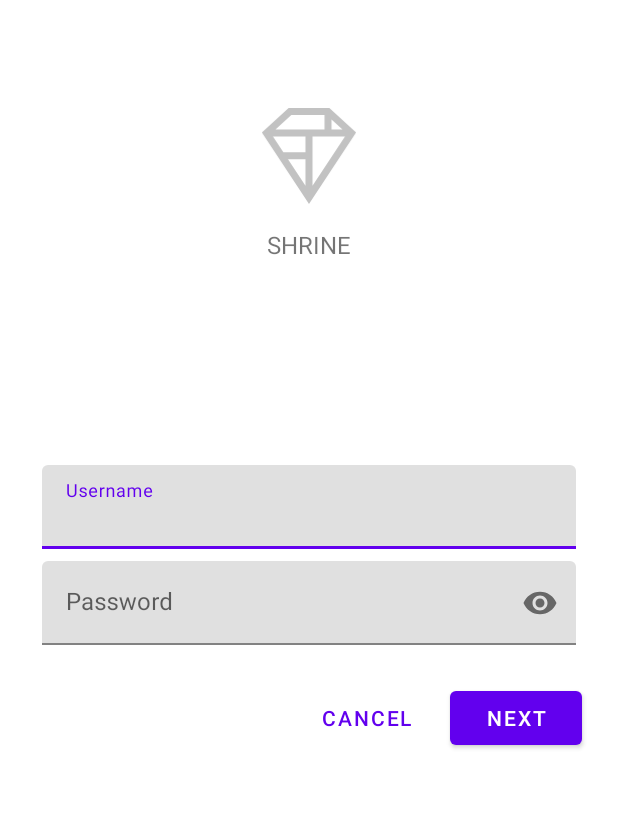
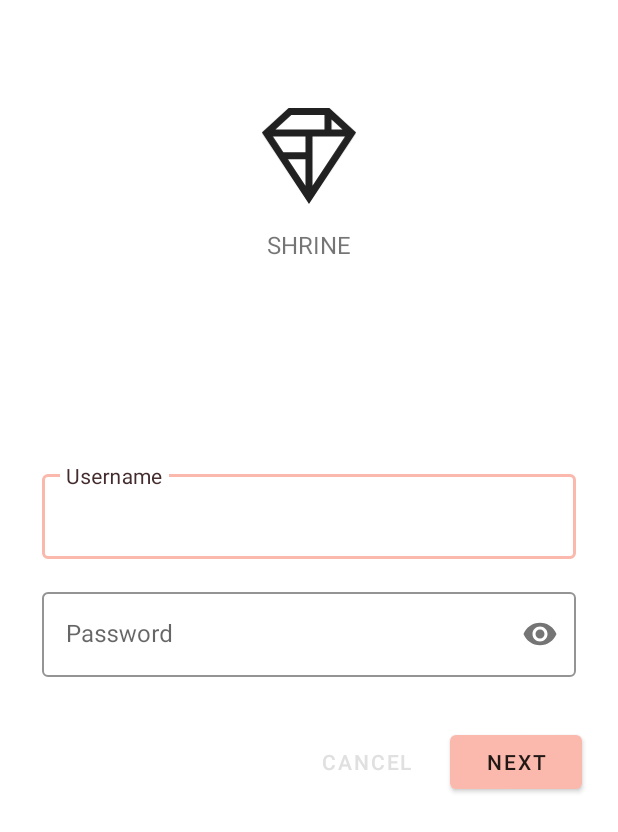
Before and after one commit to carolasilva99/infnet-android-interfaces, an Android app: the screen it shows after launch (MainActivity), on a phone screen of 412 x 824 dp. Shown: the top 832 px of the screen. Run offline under Robolectric (Android 15) with nearby library versions, the phone set to English and light mode, and no system bars.

Commit message:
Changes colors

```diff
--- a/TP1/TP1/kotlin/shrine/app/src/main/res/drawable/shr_logo.xml
+++ b/TP1/TP1/kotlin/shrine/app/src/main/res/drawable/shr_logo.xml
@@ -5,7 +5,7 @@
     android:viewportWidth="149"
     android:viewportHeight="152">
     <path
-        android:fillAlpha="0.4"
+        android:fillAlpha="1"
         android:fillColor="#DADCE0"
         android:fillType="evenOdd"
         android:pathData="M42.262,0L0,38.653L74.489,151.994L148.977,38.653L106.723,0M46.568,11.11L21.554,33.998L99.007,33.998L99.007,11.11L46.568,11.11ZM110.125,18.174L110.125,33.998L127.416,33.998L110.125,18.174ZM80.048,45.116L80.048,123.296L131.426,45.116L80.048,45.116ZM17.551,45.116L33.976,70.101L68.93,70.101L68.93,45.116L17.551,45.116ZM41.284,81.219L68.93,123.296L68.93,81.219L41.284,81.219Z"
--- a/TP1/TP1/kotlin/shrine/app/src/main/res/layout/shr_login_fragment.xml
+++ b/TP1/TP1/kotlin/shrine/app/src/main/res/layout/shr_login_fragment.xml
@@ -23,7 +23,8 @@
             android:layout_marginTop="48dp"
             android:layout_marginBottom="16dp"
             app:srcCompat="@drawable/shr_logo"
-            android:contentDescription="@string/shr_logo_content_description"  />
+            android:contentDescription="@string/shr_logo_content_description"
+            app:tint="?android:attr/textColorPrimary" />
 
         <TextView
             android:layout_width="wrap_content"
@@ -35,6 +36,7 @@
             android:textSize="16sp" />
 
         <com.google.android.material.textfield.TextInputLayout
+            style="@style/Widget.Shrine.TextInputLayout"
             android:layout_width="match_parent"
             android:layout_height="wrap_content"
             android:layout_margin="4dp"
@@ -47,6 +49,7 @@
 
         <com.google.android.material.textfield.TextInputLayout
             android:id="@+id/password_text_input"
+            style="@style/Widget.Shrine.TextInputLayout"
             android:layout_width="match_parent"
             android:layout_height="wrap_content"
             android:layout_margin="4dp"
@@ -67,6 +70,7 @@
 
             <com.google.android.material.button.MaterialButton
                 android:id="@+id/next_button"
+                style="@style/Widget.Shrine.Button"
                 android:layout_width="wrap_content"
                 android:layout_height="wrap_content"
                 android:layout_alignParentEnd="true"
--- /dev/null
+++ b/TP1/TP1/kotlin/shrine/app/src/main/res/values-v23/styles.xml
@@ -0,0 +1,10 @@
+<?xml version="1.0" encoding="utf-8"?>
+<resources xmlns:tools="http://schemas.android.com/tools">
+
+    <style name="Theme.Shrine" parent="Theme.MaterialComponents.Light.NoActionBar">
+        <item name="android:windowLightStatusBar" tools:targetApi="m">true</item>
+        <item name="colorPrimary">@color/colorPrimary</item>
+        <item name="colorPrimaryDark">@color/colorPrimaryDark</item>
+        <item name="colorAccent">@color/colorAccent</item>
+    </style>
+</resources>
--- a/TP1/TP1/kotlin/shrine/app/src/main/res/values/colors.xml
+++ b/TP1/TP1/kotlin/shrine/app/src/main/res/values/colors.xml
@@ -1,9 +1,11 @@
 <?xml version="1.0" encoding="utf-8"?>
 <resources>
-    <color name="colorPrimary">#6200EE</color>
-    <color name="colorPrimaryDark">#DADCE0</color>
-    <color name="colorAccent">#E0E0E0</color>
-    <color name="toolbarIconColor">#FFFFFF</color>
+    <color name="colorPrimary">#E0E0E0</color>
+    <color name="colorPrimaryDark">#FBB8AC</color>
+    <color name="colorAccent">#FEDBD0</color>
+    <color name="textColorPrimary">#442C2E</color>
+    <color name="toolbarIconColor">@color/textColorPrimary</color>
     <color name="loginPageBackgroundColor">#FFFFFF</color>
     <color name="productGridBackgroundColor">#FFFFFF</color>
+    <color name="textInputOutlineColor">#FBB8AC</color>
 </resources>
--- a/TP1/TP1/kotlin/shrine/app/src/main/res/values/styles.xml
+++ b/TP1/TP1/kotlin/shrine/app/src/main/res/values/styles.xml
@@ -1,4 +1,4 @@
-<resources>
+<resources xmlns:tools="http://schemas.android.com/tools">
 
     <!-- Base application theme. -->
     <style name="Theme.Shrine" parent="Theme.MaterialComponents.Light.NoActionBar">
@@ -6,12 +6,35 @@
         <item name="colorPrimary">@color/colorPrimary</item>
         <item name="colorPrimaryDark">@color/colorPrimaryDark</item>
         <item name="colorAccent">@color/colorAccent</item>
+        <item name="android:windowLightStatusBar" tools:targetApi="m">true</item>
+        <item name="android:textColorPrimary">@color/textColorPrimary</item>
     </style>
 
     <style name="Widget.Shrine.Toolbar" parent="Widget.AppCompat.Toolbar">
         <item name="android:background">?attr/colorAccent</item>
-        <item name="android:theme">@style/ThemeOverlay.AppCompat.Dark.ActionBar</item>
+        <item name="android:theme">@style/Theme.Shrine</item>
         <item name="popupTheme">@style/ThemeOverlay.AppCompat.Light</item>
     </style>
 
+    <style name="Widget.Shrine.TextInputLayout" parent="Widget.MaterialComponents.TextInputLayout.OutlinedBox">
+        <item name="hintTextAppearance">@style/TextAppearance.Shrine.TextInputLayout.HintText</item>
+        <item name="hintTextColor">@color/textColorPrimary</item>
+        <item name="android:paddingBottom">8dp</item>
+        <item name="boxStrokeColor">@color/textInputOutlineColor</item>
+    </style>
+
+    <style name="TextAppearance.Shrine.TextInputLayout.HintText" parent="TextAppearance.MaterialComponents.Subtitle2">
+        <item name="android:textColor">?android:attr/textColorPrimary</item>
+    </style>
+
+    <style name="Widget.Shrine.Button" parent="Widget.MaterialComponents.Button">
+        <item name="android:textColor">?android:attr/textColorPrimary</item>
+        <item name="backgroundTint">?attr/colorPrimaryDark</item>
+    </style>
+
+    <style name="Widget.Shrine.Button.TextButton" parent="Widget.MaterialComponents.Button.TextButton">
+        <item name="android:textColor">?android:attr/textColorPrimary</item>
+    </style>
+
+
 </resources>
```
